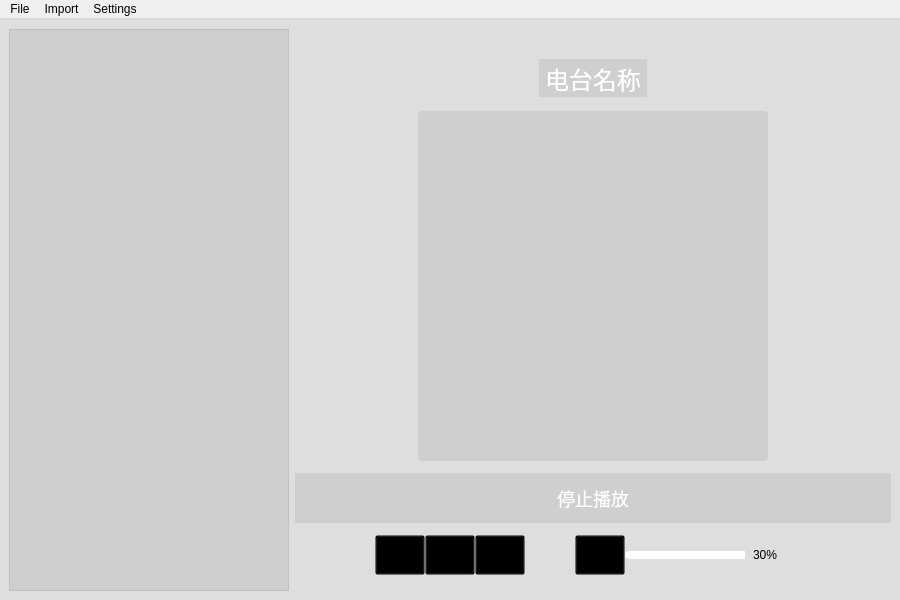
First picture: the form in mainwindow.ui, repository yzzyzz/ssrplayer, before the edit.
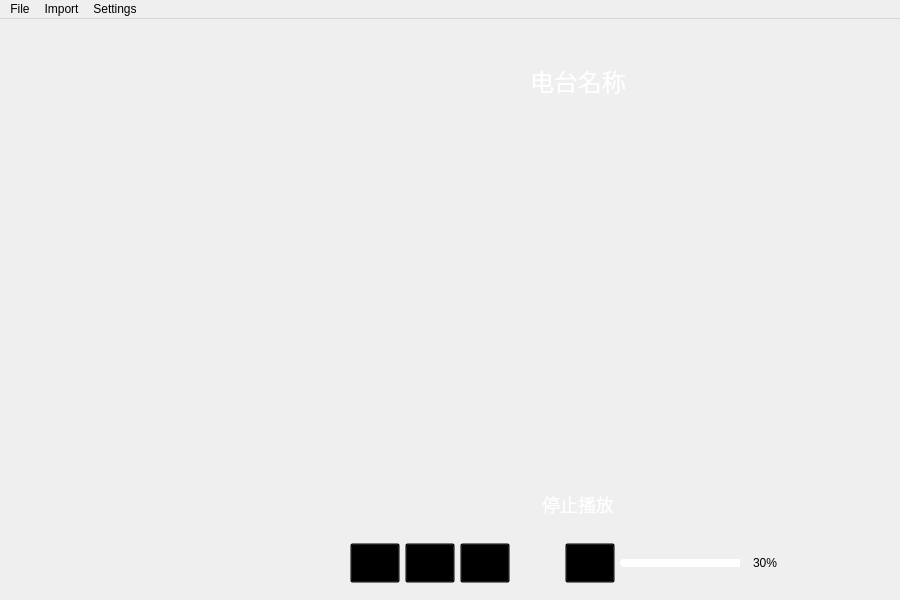
Second picture: the form after the edit. Icons and pictures are not drawn.

Patch:
```diff
--- a/mainwindow.ui
+++ b/mainwindow.ui
@@ -19,7 +19,7 @@
   <property name="maximumSize">
    <size>
     <width>900</width>
-    <height>600</height>
+    <height>604</height>
    </size>
   </property>
   <property name="windowTitle">
@@ -47,152 +47,47 @@
      <verstretch>0</verstretch>
     </sizepolicy>
    </property>
+   <property name="minimumSize">
+    <size>
+     <width>900</width>
+     <height>588</height>
+    </size>
+   </property>
    <property name="maximumSize">
     <size>
      <width>900</width>
-     <height>600</height>
+     <height>588</height>
     </size>
    </property>
    <property name="styleSheet">
-    <string notr="true">background-color: rgba(20,20,20,20);
-    filter: blur(60px);
-</string>
+    <string notr="true">background-color: transparent;</string>
    </property>
    <layout class="QHBoxLayout" name="horizontalLayout" stretch="0,0">
     <property name="topMargin">
      <number>10</number>
     </property>
     <item>
-     <widget class="QListWidget" name="musicList">
-      <property name="enabled">
-       <bool>true</bool>
-      </property>
+     <widget class="QTreeView" name="treeListView">
       <property name="minimumSize">
        <size>
-        <width>280</width>
-        <height>550</height>
+        <width>250</width>
+        <height>588</height>
        </size>
       </property>
       <property name="maximumSize">
        <size>
-        <width>280</width>
-        <height>580</height>
+        <width>250</width>
+        <height>588</height>
        </size>
       </property>
-      <property name="palette">
-       <palette>
-        <active>
-         <colorrole role="Button">
-          <brush brushstyle="SolidPattern">
-           <color alpha="20">
-            <red>20</red>
-            <green>20</green>
-            <blue>20</blue>
-           </color>
-          </brush>
-         </colorrole>
-         <colorrole role="Base">
-          <brush brushstyle="NoBrush">
-           <color alpha="255">
-            <red>0</red>
-            <green>0</green>
-            <blue>0</blue>
-           </color>
-          </brush>
-         </colorrole>
-         <colorrole role="Window">
-          <brush brushstyle="SolidPattern">
-           <color alpha="20">
-            <red>20</red>
-            <green>20</green>
-            <blue>20</blue>
-           </color>
-          </brush>
-         </colorrole>
-        </active>
-        <inactive>
-         <colorrole role="Button">
-          <brush brushstyle="SolidPattern">
-           <color alpha="20">
-            <red>20</red>
-            <green>20</green>
-            <blue>20</blue>
-           </color>
-          </brush>
-         </colorrole>
-         <colorrole role="Base">
-          <brush brushstyle="NoBrush">
-           <color alpha="255">
-            <red>0</red>
-            <green>0</green>
-            <blue>0</blue>
-           </color>
-          </brush>
-         </colorrole>
-         <colorrole role="Window">
-          <brush brushstyle="SolidPattern">
-           <color alpha="20">
-            <red>20</red>
-            <green>20</green>
-            <blue>20</blue>
-           </color>
-          </brush>
-         </colorrole>
-        </inactive>
-        <disabled>
-         <colorrole role="Button">
-          <brush brushstyle="SolidPattern">
-           <color alpha="20">
-            <red>20</red>
-            <green>20</green>
-            <blue>20</blue>
-           </color>
-          </brush>
-         </colorrole>
-         <colorrole role="Base">
-          <brush brushstyle="NoBrush">
-           <color alpha="255">
-            <red>0</red>
-            <green>0</green>
-            <blue>0</blue>
-           </color>
-          </brush>
-         </colorrole>
-         <colorrole role="Window">
-          <brush brushstyle="SolidPattern">
-           <color alpha="20">
-            <red>20</red>
-            <green>20</green>
-            <blue>20</blue>
-           </color>
-          </brush>
-         </colorrole>
-        </disabled>
-       </palette>
-      </property>
-      <property name="focusPolicy">
-       <enum>Qt::NoFocus</enum>
+      <property name="baseSize">
+       <size>
+        <width>200</width>
+        <height>600</height>
+       </size>
       </property>
       <property name="styleSheet">
-       <string notr="true"/>
-      </property>
-      <property name="horizontalScrollBarPolicy">
-       <enum>Qt::ScrollBarAlwaysOff</enum>
-      </property>
-      <property name="autoScroll">
-       <bool>true</bool>
-      </property>
-      <property name="autoScrollMargin">
-       <number>16</number>
-      </property>
-      <property name="editTriggers">
-       <set>QAbstractItemView::DoubleClicked|QAbstractItemView::EditKeyPressed</set>
-      </property>
-      <property name="selectionMode">
-       <enum>QAbstractItemView::ExtendedSelection</enum>
-      </property>
-      <property name="sortingEnabled">
-       <bool>false</bool>
+       <string notr="true">background-color: transparent;</string>
       </property>
      </widget>
     </item>
```
